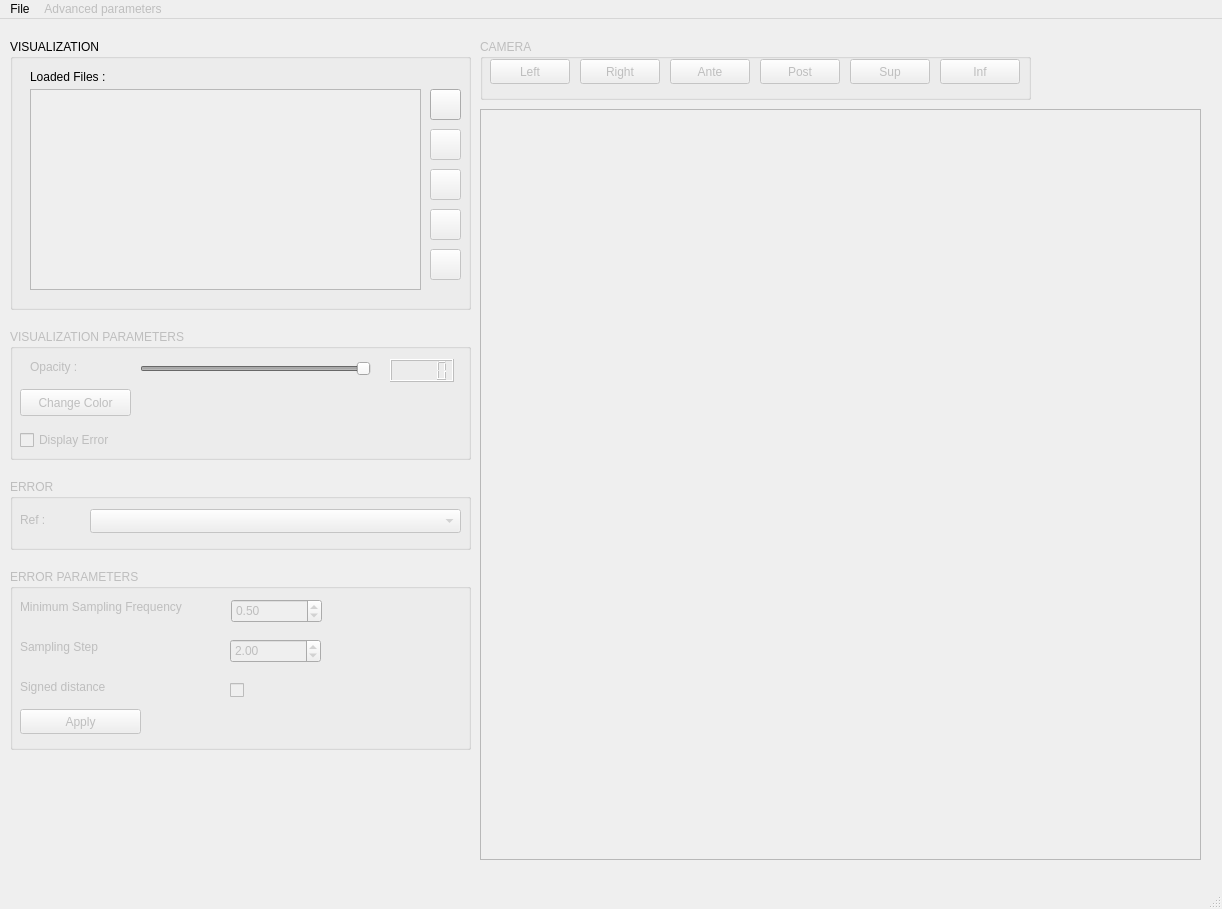
The window that distanceGui.ui (juliettepera/distance) describes before a commit, drawn with Qt 5.
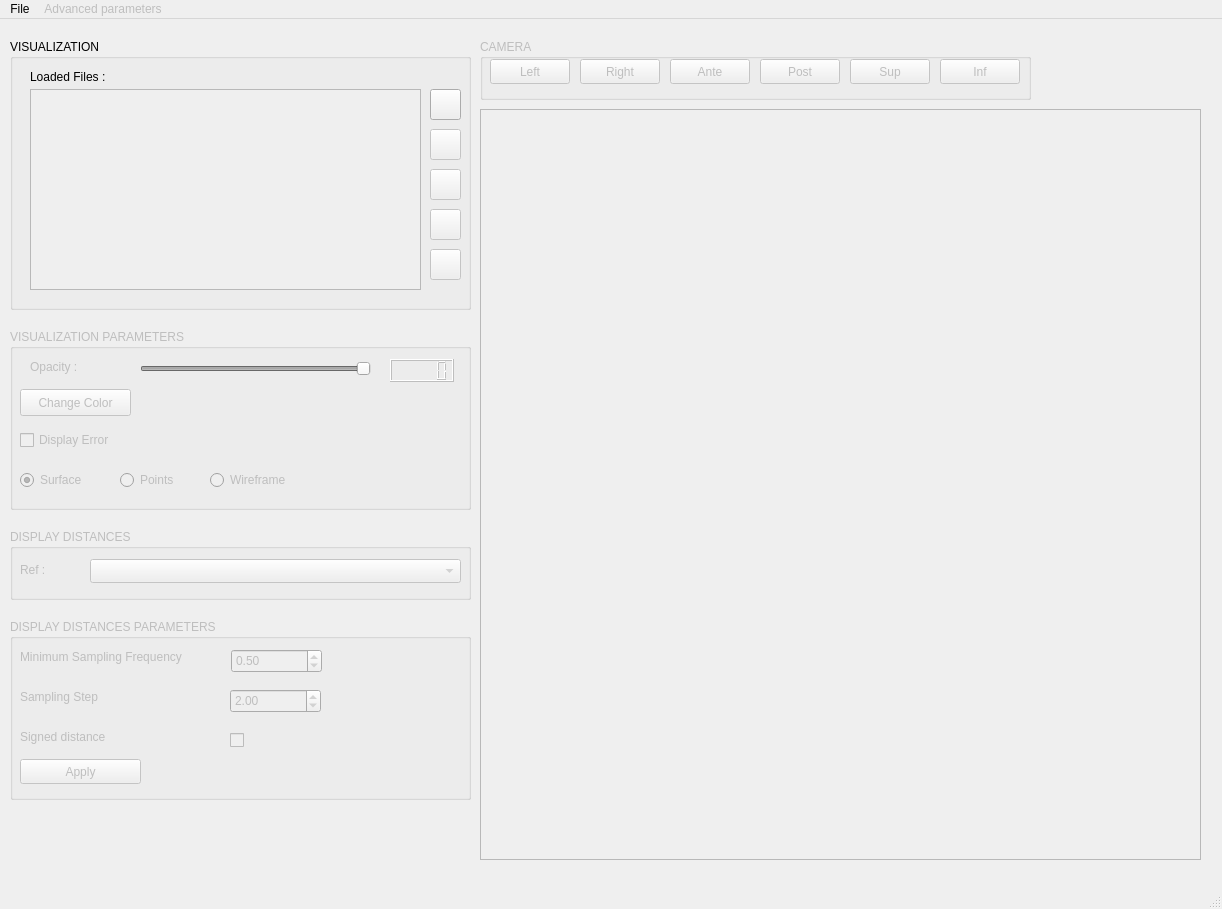
The same window after the commit.

Commit message: ENH: smoothing is better, can change the type of display (  points , wireframe , surface )

What changed in the file:
```diff
--- a/distanceGui.ui
+++ b/distanceGui.ui
@@ -200,13 +200,13 @@
     <property name="geometry">
      <rect>
       <x>10</x>
-      <y>460</y>
+      <y>510</y>
       <width>461</width>
       <height>71</height>
      </rect>
     </property>
     <property name="title">
-     <string>ERROR</string>
+     <string>DISPLAY DISTANCES</string>
     </property>
     <widget class="QComboBox" name="comboBoxMeshB">
      <property name="geometry">
@@ -370,7 +370,7 @@
       <x>10</x>
       <y>310</y>
       <width>461</width>
-      <height>131</height>
+      <height>181</height>
      </rect>
     </property>
     <property name="toolTip">
@@ -465,6 +465,48 @@
       <string>Display Error</string>
      </property>
     </widget>
+    <widget class="QRadioButton" name="radioButtonSurface">
+     <property name="geometry">
+      <rect>
+       <x>10</x>
+       <y>140</y>
+       <width>109</width>
+       <height>22</height>
+      </rect>
+     </property>
+     <property name="text">
+      <string>Surface</string>
+     </property>
+     <property name="checked">
+      <bool>true</bool>
+     </property>
+    </widget>
+    <widget class="QRadioButton" name="radioButtonPoints">
+     <property name="geometry">
+      <rect>
+       <x>110</x>
+       <y>140</y>
+       <width>71</width>
+       <height>22</height>
+      </rect>
+     </property>
+     <property name="text">
+      <string>Points</string>
+     </property>
+    </widget>
+    <widget class="QRadioButton" name="radioButtonWireframe">
+     <property name="geometry">
+      <rect>
+       <x>200</x>
+       <y>140</y>
+       <width>109</width>
+       <height>22</height>
+      </rect>
+     </property>
+     <property name="text">
+      <string>Wireframe</string>
+     </property>
+    </widget>
    </widget>
    <widget class="QGroupBox" name="groupBoxErrorParameters">
     <property name="enabled">
@@ -473,13 +515,13 @@
     <property name="geometry">
      <rect>
       <x>10</x>
-      <y>550</y>
+      <y>600</y>
       <width>461</width>
       <height>181</height>
      </rect>
     </property>
     <property name="title">
-     <string>ERROR PARAMETERS</string>
+     <string>DISPLAY DISTANCES PARAMETERS</string>
     </property>
     <widget class="QPushButton" name="pushButtonApply">
      <property name="geometry">
```
The commit also changes 8 other files.
